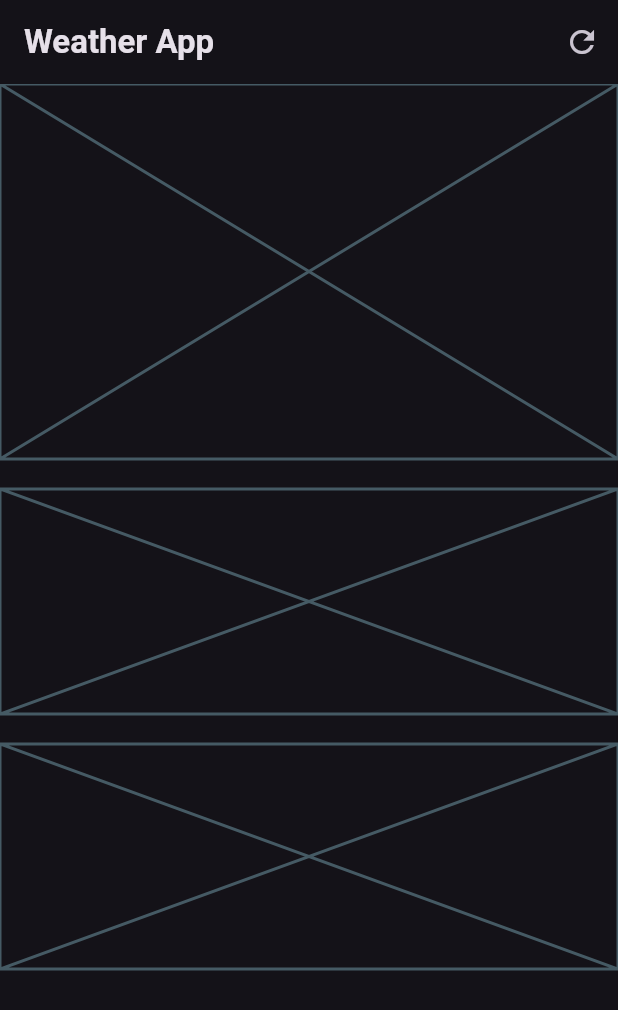
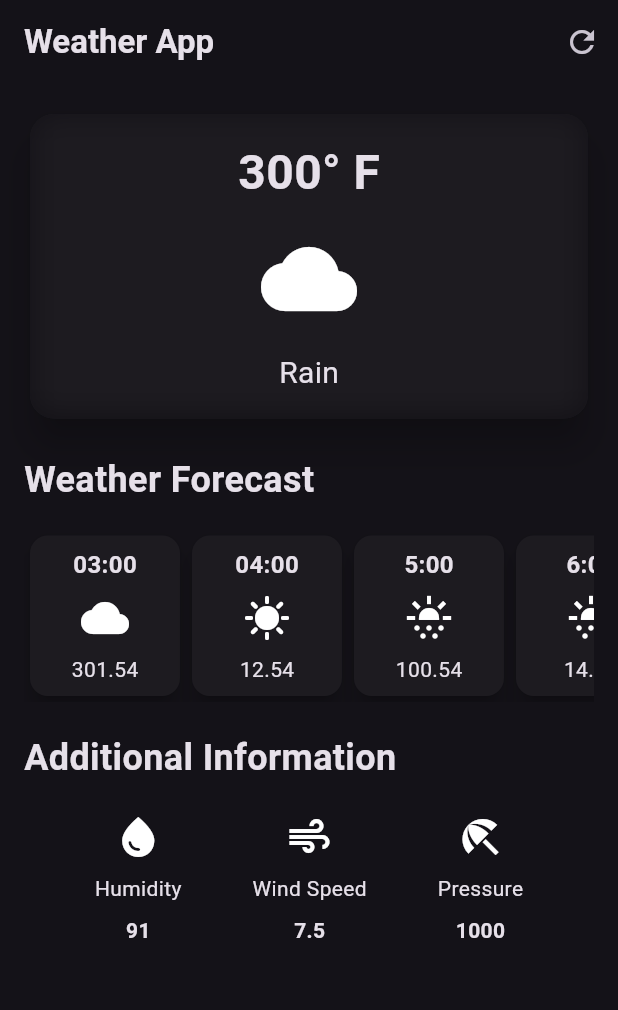
Before and after one commit to otabekinha/flutter_weather_app, a Flutter app: the screen it shows after launch, on a phone screen of 412 x 824 dp. Shown: the top 1010 px of the screen. Run offline on Flutter 3.47's test engine with Material 3 defaults, Android fonts, the phone set to English and light mode, and no system bars.

Commit message:
Weather app ui is completed

```diff
--- /dev/null
+++ b/lib/additional_information.dart
@@ -0,0 +1,35 @@
+import 'package:flutter/material.dart';
+
+class AdditionalInfoItem extends StatelessWidget {
+  final IconData icon;
+  final String label;
+  final String value;
+
+  const AdditionalInfoItem({
+    super.key,
+    required this.icon,
+    required this.label,
+    required this.value,
+  });
+
+  @override
+  Widget build(BuildContext context) {
+    return Column(
+      children: [
+        Icon(
+          icon,
+          size: 32,
+        ),
+        const SizedBox(height: 8),
+        Text(label),
+        const SizedBox(height: 8),
+        Text(
+          value,
+          style: const TextStyle(
+            fontWeight: FontWeight.bold,
+          ),
+        ),
+      ],
+    );
+  }
+}
--- /dev/null
+++ b/lib/weather_forecast.dart
@@ -0,0 +1,48 @@
+import 'package:flutter/material.dart';
+
+class WeatherForecast extends StatelessWidget {
+  final String label;
+  final IconData icon;
+  final String value;
+
+  const WeatherForecast({
+    super.key,
+    required this.label,
+    required this.icon,
+    required this.value,
+  });
+
+  @override
+  Widget build(BuildContext context) {
+    return Card(
+      elevation: 6,
+      child: Container(
+        width: 100,
+        padding: const EdgeInsets.all(8.0),
+        decoration: BoxDecoration(
+          borderRadius: BorderRadius.circular(12),
+        ),
+        child: Column(
+          children: [
+            Text(
+              label,
+              style: const TextStyle(
+                fontSize: 16,
+                fontWeight: FontWeight.bold,
+              ),
+            ),
+            const SizedBox(height: 8),
+            Icon(
+              icon,
+              size: 32,
+            ),
+            const SizedBox(height: 8),
+            Text(
+              value,
+            ),
+          ],
+        ),
+      ),
+    );
+  }
+}
--- a/lib/weather_screen.dart
+++ b/lib/weather_screen.dart
@@ -1,4 +1,8 @@
+import 'dart:ui';
+
 import 'package:flutter/material.dart';
+import 'package:weather_app/additional_information.dart';
+import 'package:weather_app/weather_forecast.dart';
 
 class WeatherScreen extends StatelessWidget {
   const WeatherScreen({super.key});
@@ -22,23 +26,130 @@ class WeatherScreen extends StatelessWidget {
           ),
         ],
       ),
-      body: const Column(
+      body: Padding(
+        padding: const EdgeInsets.all(16.0),
+        child: Column(
+          crossAxisAlignment: CrossAxisAlignment.start,
           children: [
             // main card
-          Placeholder(
-            fallbackHeight: 250,
+            SizedBox(
+              width: double.infinity,
+              child: Card(
+                elevation: 10,
+                shape: RoundedRectangleBorder(
+                  borderRadius: BorderRadius.circular(16),
                 ),
-          SizedBox(height: 20),
-          // weather forecast cards
-          Placeholder(
-            fallbackHeight: 150,
+                child: ClipRRect(
+                  borderRadius: BorderRadius.circular(16),
+                  child: BackdropFilter(
+                    filter: ImageFilter.blur(
+                      sigmaX: 10,
+                      sigmaY: 10,
                     ),
-          SizedBox(height: 20),
-          // additional information
-          Placeholder(
-            fallbackHeight: 150,
+                    child: const Padding(
+                      padding: EdgeInsets.all(16),
+                      child: Column(
+                        children: [
+                          Text(
+                            '300° F',
+                            style: TextStyle(
+                              fontSize: 32,
+                              fontWeight: FontWeight.bold,
+                            ),
+                          ),
+                          SizedBox(height: 16),
+                          Icon(
+                            Icons.cloud,
+                            size: 64,
+                          ),
+                          SizedBox(height: 16),
+                          Text(
+                            'Rain',
+                            style: TextStyle(
+                              fontSize: 20,
+                            ),
                           ),
                         ],
+                      ),
+                    ),
+                  ),
+                ),
+              ),
+            ),
+            const SizedBox(height: 20),
+            const Text(
+              'Weather Forecast',
+              style: TextStyle(
+                fontSize: 24,
+                fontWeight: FontWeight.bold,
+              ),
+            ),
+            const SizedBox(height: 16),
+            // weather forecast cards
+            const SingleChildScrollView(
+              scrollDirection: Axis.horizontal,
+              child: Row(
+                children: [
+                  WeatherForecast(
+                    label: '03:00',
+                    icon: Icons.cloud,
+                    value: '301.54',
+                  ),
+                  WeatherForecast(
+                    label: '04:00',
+                    icon: Icons.sunny,
+                    value: '12.54',
+                  ),
+                  WeatherForecast(
+                    label: '5:00',
+                    icon: Icons.sunny_snowing,
+                    value: '100.54',
+                  ),
+                  WeatherForecast(
+                    label: '6:00',
+                    icon: Icons.sunny_snowing,
+                    value: '14.11',
+                  ),
+                  WeatherForecast(
+                    label: '7:00',
+                    icon: Icons.cloud,
+                    value: '29.54',
+                  ),
+                ],
+              ),
+            ),
+            const SizedBox(height: 20),
+            // additional information
+            const Text(
+              'Additional Information',
+              style: TextStyle(
+                fontSize: 24,
+                fontWeight: FontWeight.bold,
+              ),
+            ),
+            const SizedBox(height: 20),
+            const Row(
+              mainAxisAlignment: MainAxisAlignment.spaceEvenly,
+              children: [
+                AdditionalInfoItem(
+                  icon: Icons.water_drop,
+                  label: 'Humidity',
+                  value: '91',
+                ),
+                AdditionalInfoItem(
+                  icon: Icons.air,
+                  label: 'Wind Speed',
+                  value: '7.5',
+                ),
+                AdditionalInfoItem(
+                  icon: Icons.beach_access,
+                  label: 'Pressure',
+                  value: '1000',
+                ),
+              ],
+            ),
+          ],
+        ),
       ),
     );
   }
```
Lines whose indentation alone changed are shown as unchanged.
